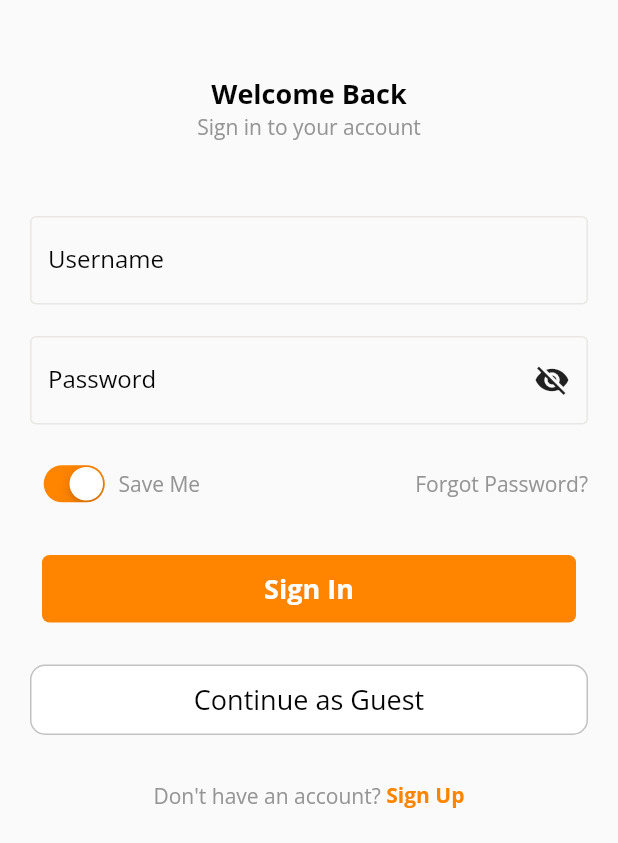
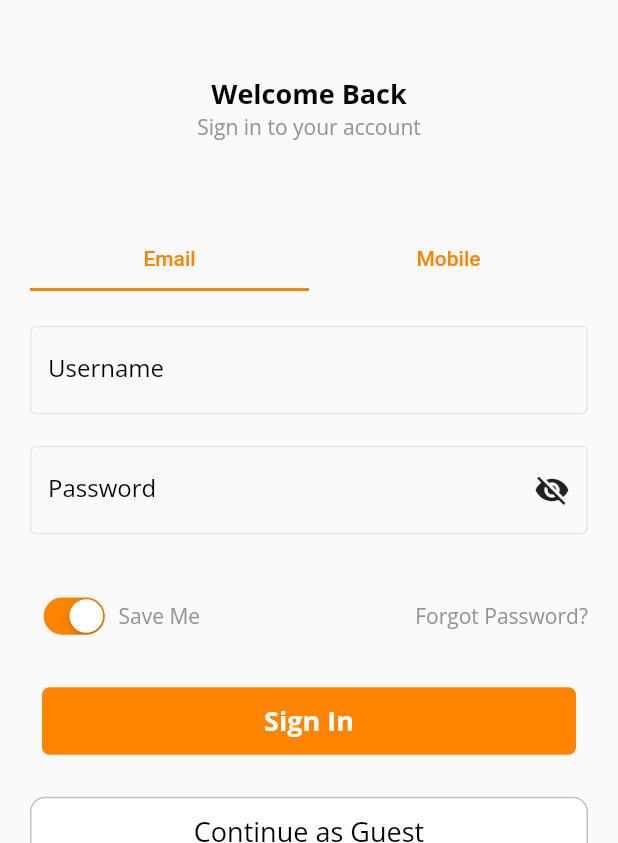
Before and after one commit to phando-platform/phando-flutter-eventcart, a Flutter app: the SignIn screen opened directly, on a phone screen of 412 x 824 dp, the part 393-1236 px from its top. Run offline on Flutter 3.47's test engine with Material 2 defaults, Android fonts, the light colour scheme and no system bars; drawn by our look-alikes of nb_utils; our stand-ins replace animated_bottom_navigation_bar, cached_network_image, carousel_slider, country_code_picker, dio, flutter_credit_card and 10 more; missing offline and left inert: flutter_paypal, flutter_share, icon_badge, onesignal_flutter, razorpay_flutter, simple_connection_checker; statements that could not run were skipped.

Commit message:
feat: dual login UI

```diff
--- a/lib/Screens/Authentication/signin.dart
+++ b/lib/Screens/Authentication/signin.dart
@@ -18,13 +18,15 @@ class SignIn extends StatefulWidget {
   _SignInState createState() => _SignInState();
 }
 
-class _SignInState extends State<SignIn> {
+class _SignInState extends State<SignIn> with TickerProviderStateMixin {
   bool isChecked = true;
   final ApiManager _apiManager = ApiManager();
   final Future<SharedPreferences> _prefs = SharedPreferences.getInstance();
   TextEditingController emailController = TextEditingController();
   TextEditingController passwordController = TextEditingController();
   int countryId = 104;
+  late TabController tabController;
+
   Future<void> setToken() async {
     final SharedPreferences prefs = await _prefs;
     setState(() {
@@ -32,6 +34,12 @@ class _SignInState extends State<SignIn> {
       prefs.setString('token', 'Not Found');
     });
     const Home().launch(context);
+  }
+
+  @override
+  void initState() {
+    super.initState();
+    tabController = TabController(length: 2, vsync: this, initialIndex: 0);
   }
 
   @override
@@ -80,6 +88,38 @@ class _SignInState extends State<SignIn> {
                 height: 50.0,
               ),
               SizedBox(
+                height: MediaQuery.of(context).size.height * 0.3,
+                child: Column(
+                  children: [
+                    Container(
+                      padding: const EdgeInsets.symmetric(vertical: 8),
+                      child: TabBar(
+                        indicatorColor: kMainColor,
+                        controller: tabController,
+                        onTap: (value) {},
+                        tabs: List.generate(
+                          2,
+                          (index) => Container(
+                            alignment: Alignment.center,
+                            height: 40,
+                            child: Text(
+                              index == 0 ? 'Email' : 'Mobile',
+                              style: const TextStyle(
+                                color: kMainColor,
+                              ),
+                            ),
+                          ),
+                        ),
+                      ),
+                    ),
+                    Expanded(
+                      child: TabBarView(
+                        controller: tabController,
+                        children: [
+                          Column(
+                            mainAxisAlignment: MainAxisAlignment.center,
+                            children: [
+                              SizedBox(
                                 height: 60.0,
                                 child: AppTextField(
                                   textFieldType: TextFieldType.EMAIL,
@@ -123,6 +163,63 @@ class _SignInState extends State<SignIn> {
                               const SizedBox(
                                 height: 20.0,
                               ),
+                            ],
+                          ),
+                          Column(
+                            mainAxisAlignment: MainAxisAlignment.center,
+                            children: [
+                              SizedBox(
+                                height: 60.0,
+                                child: AppTextField(
+                                  textFieldType: TextFieldType.EMAIL,
+                                  controller: emailController,
+                                  enabled: true,
+                                  decoration: InputDecoration(
+                                    focusedBorder: const OutlineInputBorder(
+                                      borderSide: BorderSide(color: kMainColor),
+                                    ),
+                                    labelText: 'Username',
+                                    hintText: 'Enter your username',
+                                    labelStyle: kTextStyle,
+                                    enabledBorder: const OutlineInputBorder(
+                                      borderSide: BorderSide(
+                                        color: Color(0xFFE8E7E5),
+                                      ),
+                                    ),
+                                  ),
+                                ),
+                              ),
+                              const SizedBox(
+                                height: 20.0,
+                              ),
+                              AppTextField(
+                                textFieldType: TextFieldType.PASSWORD,
+                                controller: passwordController,
+                                decoration: InputDecoration(
+                                  labelText: 'Password',
+                                  labelStyle: kTextStyle,
+                                  focusedBorder: const OutlineInputBorder(
+                                    borderSide: BorderSide(color: kMainColor),
+                                  ),
+                                  hintText: 'Enter password',
+                                  enabledBorder: const OutlineInputBorder(
+                                    borderSide: BorderSide(
+                                      color: Color(0xFFE8E7E5),
+                                    ),
+                                  ),
+                                ),
+                              ),
+                              const SizedBox(
+                                height: 20.0,
+                              ),
+                            ],
+                          ),
+                        ],
+                      ),
+                    )
+                  ],
+                ),
+              ),
               Row(
                 children: [
                   Transform.scale(
@@ -160,14 +257,11 @@ class _SignInState extends State<SignIn> {
                 onPressed: () async {
                   if (emailController.text.isEmpty) {
                     toast("Please input your username to login");
-                  }
-                  else if (passwordController.text.isEmpty) {
+                  } else if (passwordController.text.isEmpty) {
                     toast("Please input your password to login");
-                  }
-                  else if (passwordController.text.length < 6) {
+                  } else if (passwordController.text.length < 6) {
                     toast("Password must be more than 6 characters");
-                  }
-                  else if (emailController.text.isNotEmpty &&
+                  } else if (emailController.text.isNotEmpty &&
                       passwordController.text.isNotEmpty &&
                       passwordController.text.length > 5) {
                     try {
@@ -184,26 +278,36 @@ class _SignInState extends State<SignIn> {
                         print(login.customer?.mobile);
                         print(login.customer?.username);
 
-                        prefs.setString('token', login.accessToken?.toString() ?? 'Guest');
-                        prefs.setString('firstName', login.customer?.firstName ?? 'Guest');
-                        prefs.setString('lastName', login.customer?.lastName ?? 'Guest');
-                        prefs.setString('email', login.customer?.email ?? 'Guest');
-                        prefs.setString('phone', login.customer?.mobile ?? 'Guest');
-                        prefs.setString('username', login.customer?.username ?? 'Guest');
+                        prefs.setString(
+                            'token', login.accessToken?.toString() ?? 'Guest');
+                        prefs.setString(
+                            'firstName', login.customer?.firstName ?? 'Guest');
+                        prefs.setString(
+                            'lastName', login.customer?.lastName ?? 'Guest');
+                        prefs.setString(
+                            'email', login.customer?.email ?? 'Guest');
+                        prefs.setString(
+                            'phone', login.customer?.mobile ?? 'Guest');
+                        prefs.setString(
+                            'username', login.customer?.username ?? 'Guest');
                         prefs.setBool('autoLogin', isChecked);
-                        String? detailFilled= prefs.getString('detailedFilled');
-                        countryId=prefs.getInt('country')??0;
+                        String? detailFilled =
+                            prefs.getString('detailedFilled');
+                        countryId = prefs.getInt('country') ?? 0;
 
-                       if(detailFilled==1){
-                        Navigator.pushAndRemoveUntil(context, MaterialPageRoute(builder: (context) => Home()),
+                        if (detailFilled == 1) {
+                          Navigator.pushAndRemoveUntil(
+                              context,
+                              MaterialPageRoute(builder: (context) => Home()),
                               ModalRoute.withName("/Home"));
-                       }
-                       else{
-                         Navigator.pushAndRemoveUntil(context, MaterialPageRoute(builder: (context) => AddBilling(
+                        } else {
+                          Navigator.pushAndRemoveUntil(
+                              context,
+                              MaterialPageRoute(
+                                  builder: (context) => AddBilling(
                                       country: countryId,
                                       mobile: login.customer?.mobile,
-                             status: 1
-                         )),
+                                      status: 1)),
                               ModalRoute.withName("/AddBilling"));
                         }
                       } else {
```
Lines whose indentation alone changed are shown as unchanged.
